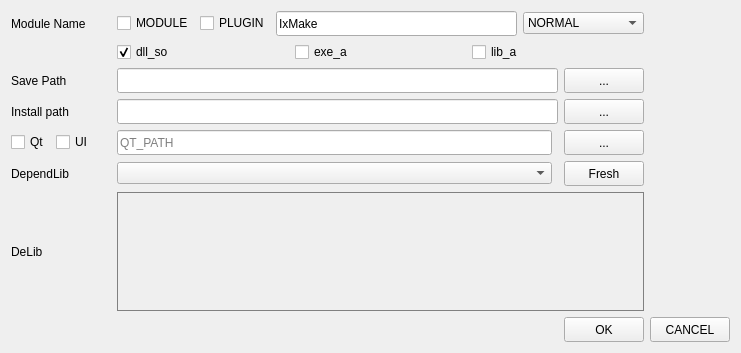
This is MakeProject/MakeProject.ui in CrackDoc/MakeProject as Qt 5 draws it before an edit. The edited form follows.
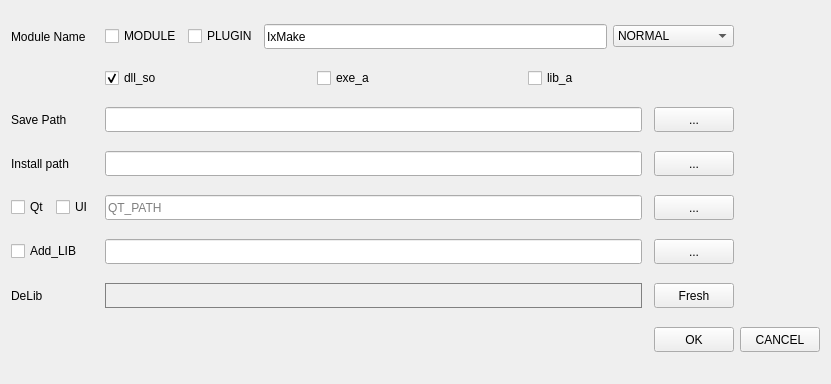
This is the edited form.

```diff
--- a/MakeProject/MakeProject.ui
+++ b/MakeProject/MakeProject.ui
@@ -6,158 +6,30 @@
    <rect>
     <x>0</x>
     <y>0</y>
-    <width>741</width>
-    <height>353</height>
+    <width>831</width>
+    <height>384</height>
    </rect>
   </property>
   <property name="windowTitle">
    <string>CMakeProject</string>
   </property>
   <layout class="QGridLayout" name="gridLayout">
-   <item row="5" column="6">
-    <widget class="QPushButton" name="QtPathBtn">
-     <property name="minimumSize">
-      <size>
-       <width>0</width>
-       <height>25</height>
-      </size>
-     </property>
-     <property name="maximumSize">
-      <size>
-       <width>80</width>
-       <height>16777215</height>
-      </size>
-     </property>
+   <item row="4" column="0" colspan="2">
+    <widget class="QLabel" name="label_5">
      <property name="text">
-      <string>...</string>
+      <string>Install path</string>
      </property>
     </widget>
    </item>
-   <item row="4" column="4" colspan="2">
-    <widget class="QLineEdit" name="InstallPathEdit">
-     <property name="minimumSize">
-      <size>
-       <width>0</width>
-       <height>25</height>
-      </size>
-     </property>
-    </widget>
-   </item>
-   <item row="3" column="6">
-    <widget class="QPushButton" name="SavePathBtn">
-     <property name="minimumSize">
-      <size>
-       <width>0</width>
-       <height>25</height>
-      </size>
-     </property>
-     <property name="maximumSize">
-      <size>
-       <width>80</width>
-       <height>16777215</height>
-      </size>
-     </property>
-     <property name="text">
-      <string>...</string>
-     </property>
-    </widget>
-   </item>
-   <item row="7" column="6">
-    <widget class="QPushButton" name="FreshBtn">
-     <property name="minimumSize">
-      <size>
-       <width>0</width>
-       <height>25</height>
-      </size>
-     </property>
-     <property name="maximumSize">
-      <size>
-       <width>80</width>
-       <height>16777215</height>
-      </size>
-     </property>
-     <property name="text">
-      <string>Fresh</string>
-     </property>
-    </widget>
-   </item>
-   <item row="5" column="4">
-    <widget class="QLineEdit" name="QtPathEdit">
-     <property name="minimumSize">
-      <size>
-       <width>0</width>
-       <height>25</height>
-      </size>
-     </property>
-     <property name="placeholderText">
-      <string>QT_PATH</string>
-     </property>
-    </widget>
-   </item>
-   <item row="7" column="4">
-    <widget class="QComboBox" name="LibCombbox">
-     <property name="minimumSize">
-      <size>
-       <width>25</width>
-       <height>0</height>
-      </size>
-     </property>
-    </widget>
-   </item>
-   <item row="11" column="7">
-    <widget class="QPushButton" name="CancelBtn">
-     <property name="minimumSize">
-      <size>
-       <width>0</width>
-       <height>25</height>
-      </size>
-     </property>
-     <property name="maximumSize">
-      <size>
-       <width>80</width>
-       <height>16777215</height>
-      </size>
-     </property>
-     <property name="text">
-      <string>CANCEL</string>
-     </property>
-    </widget>
-   </item>
-   <item row="11" column="6">
-    <widget class="QPushButton" name="OKBtn">
-     <property name="minimumSize">
-      <size>
-       <width>0</width>
-       <height>25</height>
-      </size>
-     </property>
-     <property name="maximumSize">
-      <size>
-       <width>80</width>
-       <height>16777215</height>
-      </size>
-     </property>
-     <property name="text">
-      <string>OK</string>
-     </property>
-    </widget>
-   </item>
-   <item row="7" column="0" colspan="4">
-    <widget class="QLabel" name="label_3">
-     <property name="text">
-      <string>DependLib</string>
-     </property>
-    </widget>
-   </item>
-   <item row="10" column="0" colspan="4">
+   <item row="10" column="0" colspan="2">
     <widget class="QLabel" name="label_4">
      <property name="text">
       <string>DeLib</string>
      </property>
     </widget>
    </item>
-   <item row="4" column="6">
-    <widget class="QPushButton" name="InstallPathBtn">
+   <item row="3" column="4">
+    <widget class="QPushButton" name="SavePathBtn">
      <property name="minimumSize">
       <size>
        <width>0</width>
@@ -175,24 +47,44 @@
      </property>
     </widget>
    </item>
-   <item row="3" column="0" colspan="4">
-    <widget class="QLabel" name="label_2">
+   <item row="5" column="0">
+    <layout class="QHBoxLayout" name="horizontalLayout_3">
+     <item>
+      <widget class="QCheckBox" name="QtBox">
+       <property name="maximumSize">
+        <size>
+         <width>40</width>
+         <height>16777215</height>
+        </size>
+       </property>
+       <property name="text">
+        <string>Qt</string>
+       </property>
+      </widget>
+     </item>
+     <item>
+      <widget class="QCheckBox" name="UIBox">
+       <property name="maximumSize">
+        <size>
+         <width>40</width>
+         <height>16777215</height>
+        </size>
+       </property>
+       <property name="text">
+        <string>UI</string>
+       </property>
+      </widget>
+     </item>
+    </layout>
+   </item>
+   <item row="1" column="0">
+    <widget class="QLabel" name="label">
      <property name="text">
-      <string>Save Path</string>
+      <string>Module Name</string>
      </property>
     </widget>
    </item>
-   <item row="3" column="4" colspan="2">
-    <widget class="QLineEdit" name="SavePathEdit">
-     <property name="minimumSize">
-      <size>
-       <width>0</width>
-       <height>25</height>
-      </size>
-     </property>
-    </widget>
-   </item>
-   <item row="2" column="4" colspan="3">
+   <item row="2" column="2" colspan="3">
     <layout class="QHBoxLayout" name="horizontalLayout">
      <item>
       <widget class="QCheckBox" name="DllCheckBox">
@@ -220,24 +112,14 @@
      </item>
     </layout>
    </item>
-   <item row="4" column="0" colspan="4">
-    <widget class="QLabel" name="label_5">
+   <item row="3" column="0" colspan="2">
+    <widget class="QLabel" name="label_2">
      <property name="text">
-      <string>Install path</string>
+      <string>Save Path</string>
      </property>
     </widget>
    </item>
-   <item row="10" column="4" colspan="3">
-    <widget class="QWidget" name="LibFrameWidget" native="true">
-     <property name="styleSheet">
-      <string notr="true">	#LibFrameWidget
-	{
-		border:1px solid #808080
-	}</string>
-     </property>
-    </widget>
-   </item>
-   <item row="1" column="4" colspan="3">
+   <item row="1" column="2" colspan="3">
     <layout class="QHBoxLayout" name="horizontalLayout_2">
      <item>
       <widget class="QCheckBox" name="ModuleCheckBox">
@@ -282,42 +164,179 @@
      </item>
     </layout>
    </item>
-   <item row="1" column="0">
-    <widget class="QLabel" name="label">
+   <item row="4" column="4">
+    <widget class="QPushButton" name="InstallPathBtn">
+     <property name="minimumSize">
+      <size>
+       <width>0</width>
+       <height>25</height>
+      </size>
+     </property>
+     <property name="maximumSize">
+      <size>
+       <width>80</width>
+       <height>16777215</height>
+      </size>
+     </property>
      <property name="text">
-      <string>Module Name</string>
+      <string>...</string>
      </property>
     </widget>
    </item>
-   <item row="5" column="0">
-    <layout class="QHBoxLayout" name="horizontalLayout_3">
-     <item>
-      <widget class="QCheckBox" name="QtBox">
-       <property name="maximumSize">
-        <size>
-         <width>40</width>
-         <height>16777215</height>
-        </size>
-       </property>
-       <property name="text">
-        <string>Qt</string>
-       </property>
-      </widget>
-     </item>
-     <item>
-      <widget class="QCheckBox" name="UIBox">
-       <property name="maximumSize">
-        <size>
-         <width>40</width>
-         <height>16777215</height>
-        </size>
-       </property>
-       <property name="text">
-        <string>UI</string>
-       </property>
-      </widget>
-     </item>
-    </layout>
+   <item row="11" column="5">
+    <widget class="QPushButton" name="CancelBtn">
+     <property name="minimumSize">
+      <size>
+       <width>0</width>
+       <height>25</height>
+      </size>
+     </property>
+     <property name="maximumSize">
+      <size>
+       <width>80</width>
+       <height>16777215</height>
+      </size>
+     </property>
+     <property name="text">
+      <string>CANCEL</string>
+     </property>
+    </widget>
+   </item>
+   <item row="11" column="4">
+    <widget class="QPushButton" name="OKBtn">
+     <property name="minimumSize">
+      <size>
+       <width>0</width>
+       <height>25</height>
+      </size>
+     </property>
+     <property name="maximumSize">
+      <size>
+       <width>80</width>
+       <height>16777215</height>
+      </size>
+     </property>
+     <property name="text">
+      <string>OK</string>
+     </property>
+    </widget>
+   </item>
+   <item row="5" column="4">
+    <widget class="QPushButton" name="QtPathBtn">
+     <property name="minimumSize">
+      <size>
+       <width>0</width>
+       <height>25</height>
+      </size>
+     </property>
+     <property name="maximumSize">
+      <size>
+       <width>80</width>
+       <height>16777215</height>
+      </size>
+     </property>
+     <property name="text">
+      <string>...</string>
+     </property>
+    </widget>
+   </item>
+   <item row="7" column="0">
+    <widget class="QCheckBox" name="UpdateCheckBox">
+     <property name="text">
+      <string>Add_LIB</string>
+     </property>
+    </widget>
+   </item>
+   <item row="10" column="4">
+    <widget class="QPushButton" name="FreshBtn">
+     <property name="minimumSize">
+      <size>
+       <width>0</width>
+       <height>25</height>
+      </size>
+     </property>
+     <property name="maximumSize">
+      <size>
+       <width>80</width>
+       <height>16777215</height>
+      </size>
+     </property>
+     <property name="text">
+      <string>Fresh</string>
+     </property>
+    </widget>
+   </item>
+   <item row="7" column="4">
+    <widget class="QPushButton" name="UpdatePathBtn">
+     <property name="minimumSize">
+      <size>
+       <width>0</width>
+       <height>25</height>
+      </size>
+     </property>
+     <property name="maximumSize">
+      <size>
+       <width>80</width>
+       <height>16777215</height>
+      </size>
+     </property>
+     <property name="text">
+      <string>...</string>
+     </property>
+    </widget>
+   </item>
+   <item row="7" column="2">
+    <widget class="QLineEdit" name="UpdatePathEdit">
+     <property name="minimumSize">
+      <size>
+       <width>0</width>
+       <height>25</height>
+      </size>
+     </property>
+    </widget>
+   </item>
+   <item row="5" column="2">
+    <widget class="QLineEdit" name="QtPathEdit">
+     <property name="minimumSize">
+      <size>
+       <width>0</width>
+       <height>25</height>
+      </size>
+     </property>
+     <property name="placeholderText">
+      <string>QT_PATH</string>
+     </property>
+    </widget>
+   </item>
+   <item row="4" column="2">
+    <widget class="QLineEdit" name="InstallPathEdit">
+     <property name="minimumSize">
+      <size>
+       <width>0</width>
+       <height>25</height>
+      </size>
+     </property>
+    </widget>
+   </item>
+   <item row="3" column="2">
+    <widget class="QLineEdit" name="SavePathEdit">
+     <property name="minimumSize">
+      <size>
+       <width>0</width>
+       <height>25</height>
+      </size>
+     </property>
+    </widget>
+   </item>
+   <item row="10" column="2">
+    <widget class="QWidget" name="LibFrameWidget" native="true">
+     <property name="styleSheet">
+      <string notr="true">	#LibFrameWidget
+	{
+		border:1px solid #808080
+	}</string>
+     </property>
+    </widget>
    </item>
   </layout>
  </widget>
```
